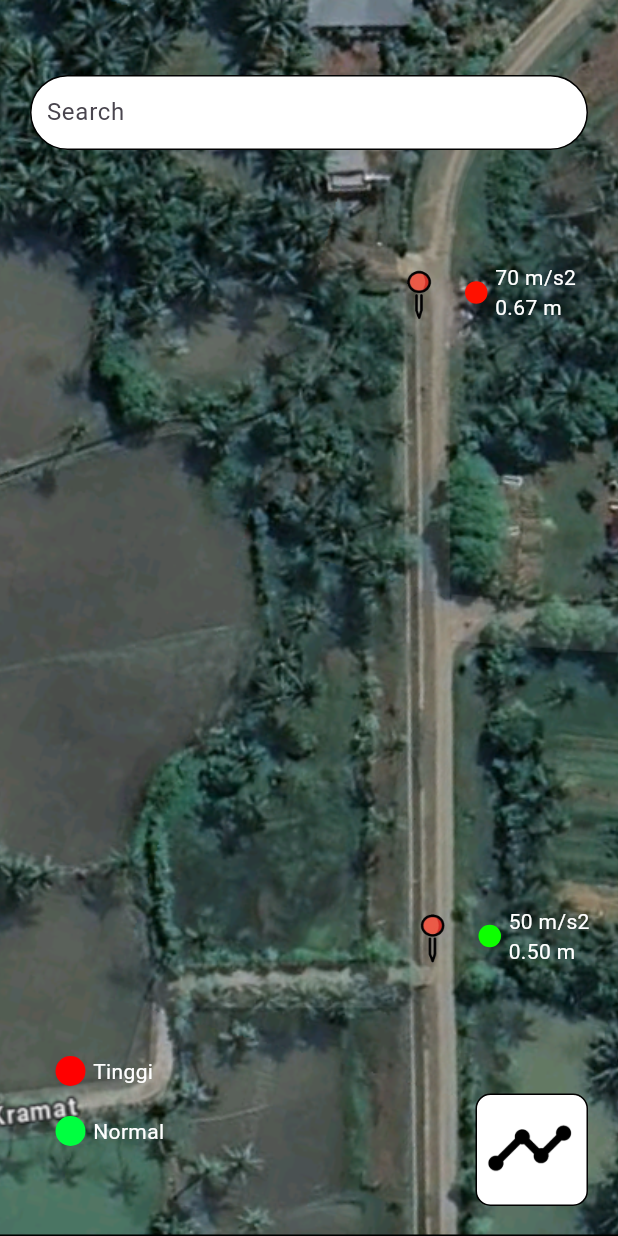
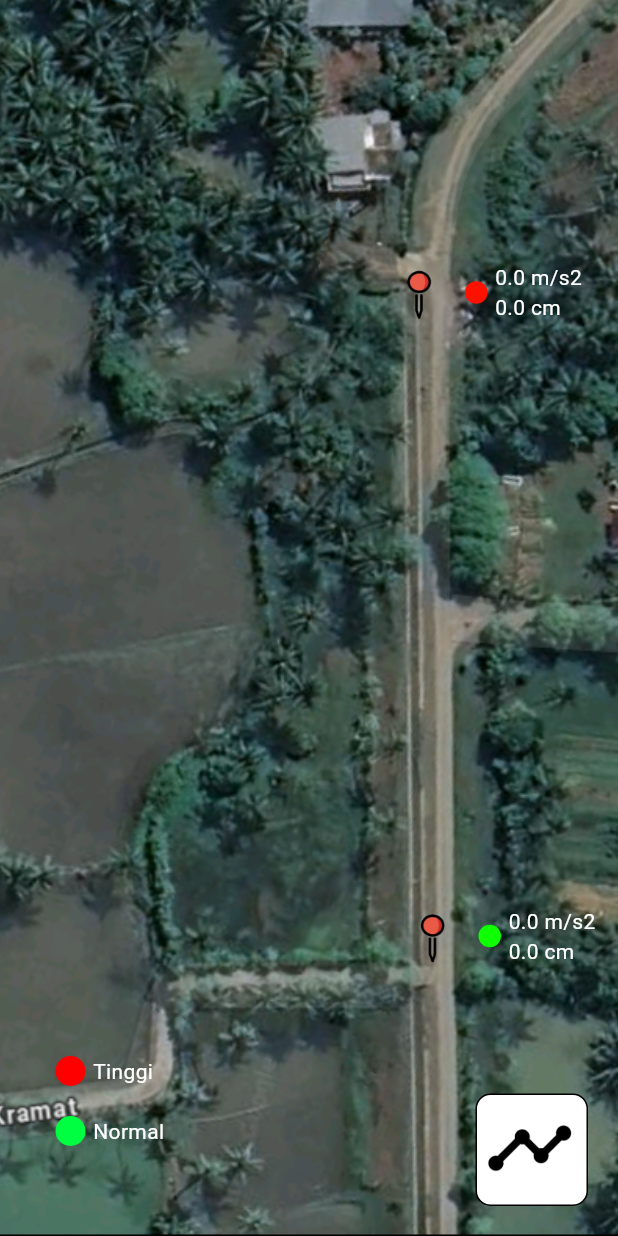
Before and after one commit to wanhayatun/aquadefender, a Flutter app: the screen it shows after launch, on a phone screen of 412 x 824 dp. Run offline on Flutter 3.47's test engine with Material 3 defaults, Android fonts, the phone set to English and light mode, and no system bars; our stand-ins replace firebase_core, firebase_database, fl_chart, syncfusion_flutter_gauges; missing offline and left inert: vertical_percent_indicator; accounts and stored records are empty.

Commit message:
Add files via upload

```diff
--- a/lib/homepage.dart
+++ b/lib/homepage.dart
@@ -1,4 +1,5 @@
 // Import library yang dibutuhkan
+import 'package:firebase_database/firebase_database.dart';
 import 'package:flutter/material.dart';
 import 'halamanaliran.dart'; // Import halaman selanjutnya
 import 'detail_titik.dart';
@@ -12,10 +13,78 @@ class HomePage extends StatefulWidget {
 }
 
 class _HomePageState extends State<HomePage> {
-  TextEditingController _searchController = TextEditingController();
   double topMarkerPosition = 50.0; // Posisi vertikal penanda lokasi atas
   double bottomMarkerPosition = 150.0; // Posisi vertikal penanda lokasi bawah
   double leftMarkerPosition = 100.0; // Posisi horizontal penanda lokasi
+  double KecepatanAir_A = 0.0;
+  double KecepatanAir_B = 0.0;
+  double ketinggianAir_A = 0.0;
+  double ketinggianAir_B = 0.0;
+
+  @override
+  void initState() {
+    super.initState();
+    //manggil firebase
+    FirebaseDatabase.instance
+        .ref()
+        .child('kecepatanairA') // Menggunakan '' sebagai kunci
+        .onValue
+        .listen((event) {
+      print('Nilai dari Firebase: ${event.snapshot.value}');
+      // Memeriksa apakah event.snapshot.value tidak null sebelum mengaksesnya
+      if (event.snapshot.value != null) {
+        // Konversi nilai ke tipe data int
+        setState(() {
+          KecepatanAir_A = double.parse(event.snapshot.value.toString());
+        });
+      }
+    });
+
+    FirebaseDatabase.instance
+        .ref()
+        .child('kecepatanairB') // Menggunakan '' sebagai kunci
+        .onValue
+        .listen((event) {
+      print('Nilai dari Firebase: ${event.snapshot.value}');
+      // Memeriksa apakah event.snapshot.value tidak null sebelum mengaksesnya
+      if (event.snapshot.value != null) {
+        // Konversi nilai ke tipe data int
+        setState(() {
+          KecepatanAir_B = double.parse(event.snapshot.value.toString());
+        });
+      }
+    });
+
+    FirebaseDatabase.instance
+        .ref()
+        .child('ketinggianairA') // Menggunakan '' sebagai kunci
+        .onValue
+        .listen((event) {
+      print('Nilai dari Firebase: ${event.snapshot.value}');
+      // Memeriksa apakah event.snapshot.value tidak null sebelum mengaksesnya
+      if (event.snapshot.value != null) {
+        // Konversi nilai ke tipe data int
+        setState(() {
+          ketinggianAir_A = double.parse(event.snapshot.value.toString());
+        });
+      }
+    });
+
+    FirebaseDatabase.instance
+        .ref()
+        .child('ketinggianairB') // Menggunakan '' sebagai kunci
+        .onValue
+        .listen((event) {
+      print('Nilai dari Firebase: ${event.snapshot.value}');
+      // Memeriksa apakah event.snapshot.value tidak null sebelum mengaksesnya
+      if (event.snapshot.value != null) {
+        // Konversi nilai ke tipe data int
+        setState(() {
+          ketinggianAir_B = double.parse(event.snapshot.value.toString());
+        });
+      }
+    });
+  }
 
   @override
   Widget build(BuildContext context) {
@@ -27,44 +96,6 @@ class _HomePageState extends State<HomePage> {
             fit: BoxFit.cover,
             width: MediaQuery.of(context).size.width,
             height: MediaQuery.of(context).size.height,
-          ),
-          Positioned(
-            top: 50.0,
-            left: 20.0,
-            right: 20.0,
-            child: Container(
-              height: 50.0,
-              decoration: BoxDecoration(
-                color: Colors.white,
-                borderRadius: BorderRadius.circular(25.0),
-                border: Border.all(
-                  color: Colors.black,
-                  width: 1.0,
-                ),
-              ),
-              child: Row(
-                children: [
-                  SizedBox(width: 10.0), // Spasi di kiri tulisan "Search"
-                  Expanded(
-                    child: TextField(
-                      controller: _searchController,
-                      decoration: InputDecoration(
-                        hintText: 'Search',
-                        border: InputBorder.none,
-                        suffixIcon: _searchController.text.isNotEmpty
-                            ? GestureDetector(
-                                onTap: () {
-                                  _searchController.clear();
-                                },
-                                child: Icon(Icons.clear),
-                              )
-                            : null,
-                      ),
-                    ),
-                  ),
-                ],
-              ),
-            ),
           ),
           // Tombol di sudut kanan bawah untuk navigasi ke halaman selanjutnya
           Positioned(
@@ -125,13 +156,13 @@ class _HomePageState extends State<HomePage> {
                     crossAxisAlignment: CrossAxisAlignment.start,
                     children: [
                       Text(
-                        '70 m/s2', // Informasi kecepatan
+                        '$KecepatanAir_A m/s2', // Informasi kecepatan
                         style: TextStyle(
                           color: Colors.white,
                         ),
                       ),
                       Text(
-                        '0.67 m', // Informasi ketinggian air
+                        '$ketinggianAir_A cm', // Informasi ketinggian air
                         style: TextStyle(
                           color: Colors.white,
                         ),
@@ -142,7 +173,7 @@ class _HomePageState extends State<HomePage> {
               ),
             ),
           ),
-// Gambar penanda lokasi bawah (Titik B)
+          // Gambar penanda lokasi bawah (Titik B)
           Positioned(
             bottom: bottomMarkerPosition + 25,
             left: leftMarkerPosition + 169, // Menggeser posisi untuk titik B
@@ -175,13 +206,13 @@ class _HomePageState extends State<HomePage> {
                     crossAxisAlignment: CrossAxisAlignment.start,
                     children: [
                       Text(
-                        '50 m/s2', // Informasi kecepatan
+                        '$KecepatanAir_B m/s2', // Informasi kecepatan
                         style: TextStyle(
                           color: Colors.white,
                         ),
                       ),
                       Text(
-                        '0.50 m', // Informasi ketinggian air
+                        '$ketinggianAir_B cm', // Informasi ketinggian air
                         style: TextStyle(
                           color: Colors.white,
                         ),
```
Also changed, not shown: lib/detail_titik.dart (+59 -64 lines), lib/detail_titik2.dart (+47 -61 lines), lib/halamanaliran.dart (+93 -50 lines), lib/main.dart (+5 -2 lines).
